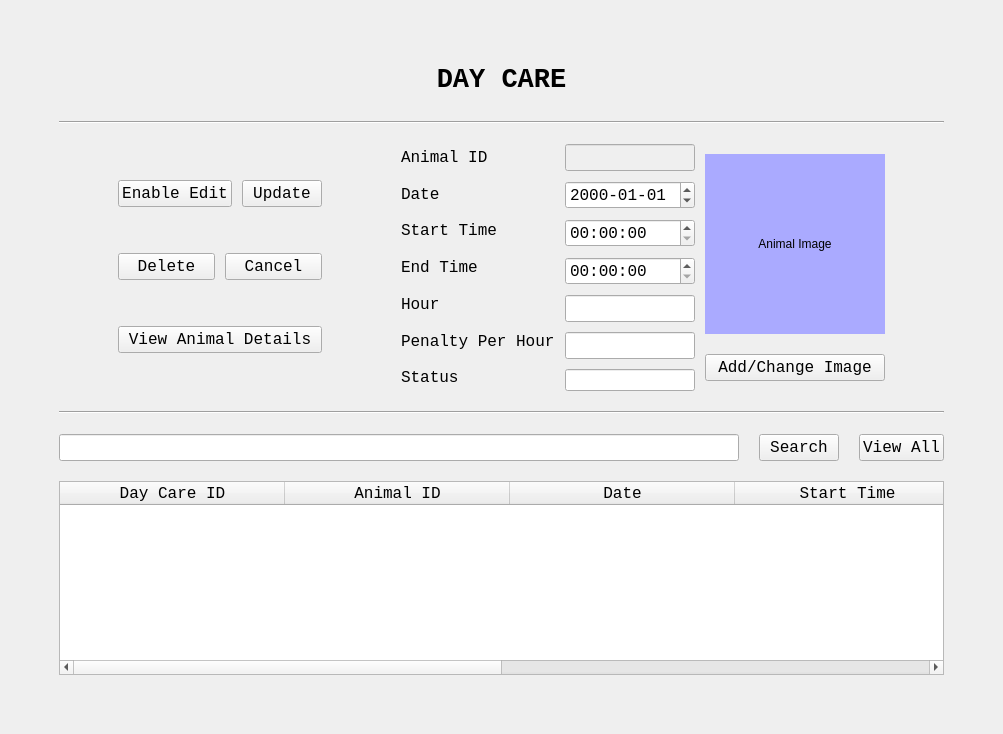
Qt form DayCareUI.ui (ASNaeem/Simple-VCMS) before a commit.
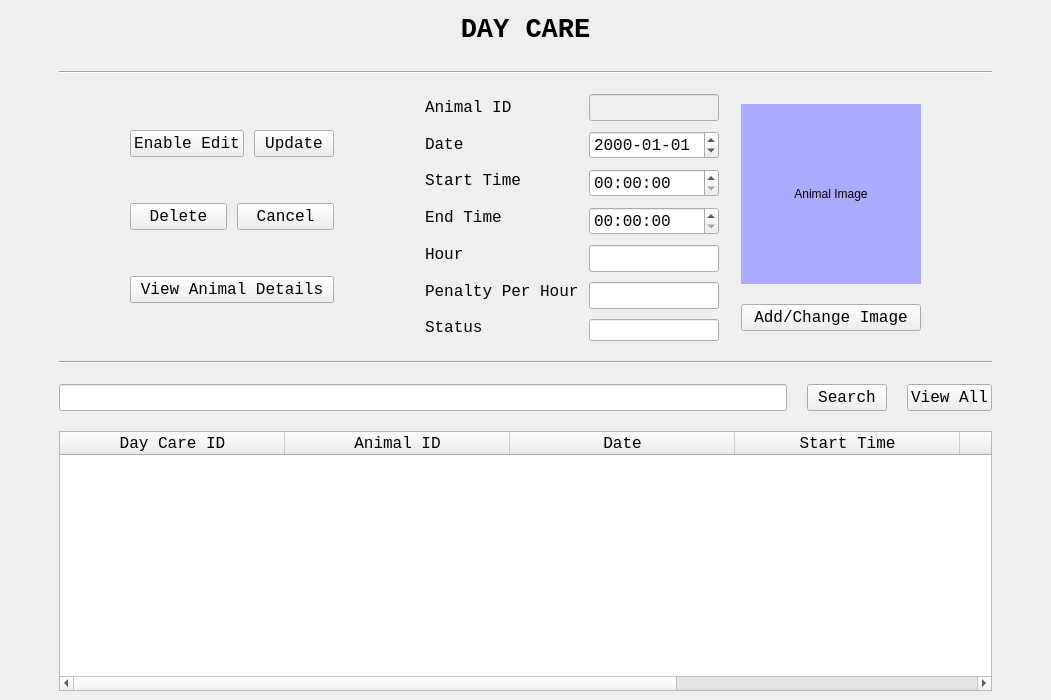
The same form after that commit.

```diff
--- a/DayCareUI.ui
+++ b/DayCareUI.ui
@@ -6,8 +6,8 @@
    <rect>
     <x>0</x>
     <y>0</y>
-    <width>1003</width>
-    <height>734</height>
+    <width>1051</width>
+    <height>700</height>
    </rect>
   </property>
   <property name="windowTitle">
@@ -24,13 +24,13 @@
        <number>50</number>
       </property>
       <property name="topMargin">
-       <number>50</number>
+       <number>0</number>
       </property>
       <property name="rightMargin">
        <number>50</number>
       </property>
       <property name="bottomMargin">
-       <number>50</number>
+       <number>0</number>
       </property>
       <item>
        <layout class="QGridLayout" name="gridLayout">
```
